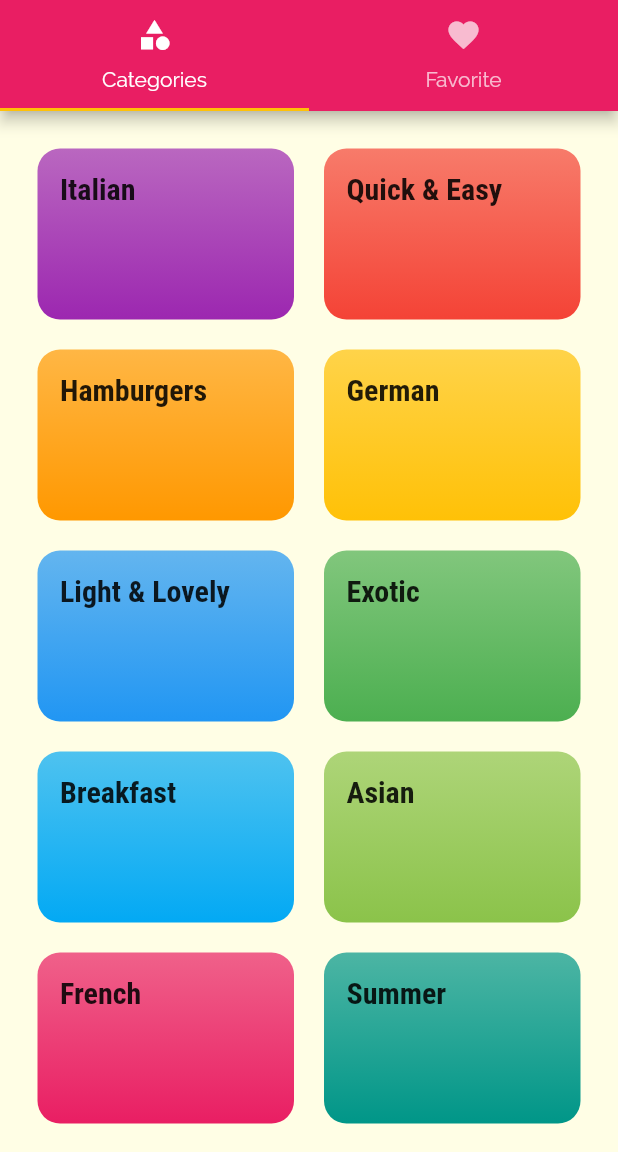
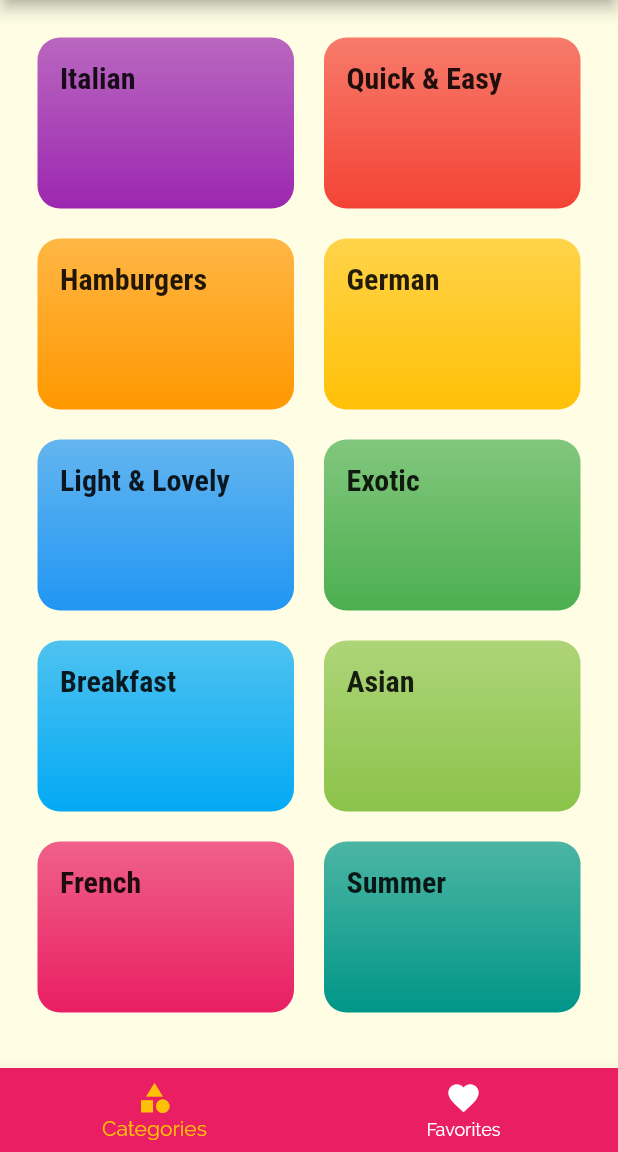
Before and after one commit to samridhav14/mealsapp, a Flutter app: the screen it shows after launch, on a phone screen of 412 x 824 dp, the part 84-1236 px from its top. Run offline on Flutter 3.47's test engine with Material 2 defaults, Android fonts, the phone set to English and light mode, and no system bars.

Commit message:
tabs shifting

```diff
--- a/lib/screens/tabs_screen.dart
+++ b/lib/screens/tabs_screen.dart
@@ -8,33 +8,72 @@ class TabsScreen extends StatefulWidget {
 }
 
 class _TabsScreenState extends State<TabsScreen> {
+  // we can use a list of map if we want more customization for example diff app bar for different creens
+  final List<Widget> _pages=[
+      CategoriesScreen(),
+      FavoritesScreen(),
+  ];
+   int _selectedPagedIndex=0;
+  void _selectPage(int index){
+      setState(() {
+        _selectedPagedIndex=index;
+      });
+  }
   @override
   Widget build(BuildContext context) {
-    // if we want to add tabs at the top after app bar we use defaulttab controller
-    return DefaultTabController(
-        length: 2,
-       // initialIndex: 0,
-        child: Scaffold(
+    // // if we want to add tabs at the top after app bar we use defaulttab controller
+    // return DefaultTabController(
+    //     length: 2,
+    //    //  initialIndex: 0,
+    //     child: Scaffold(
+    //       appBar: AppBar(
+    //         title: Text('Meals'),
+    //         bottom: TabBar(tabs: [
+    //           //list of tabs to show
+    //           Tab(
+    //             // icon of the tab with its name
+    //             icon: Icon(Icons.category),
+    //             text: 'Categories',
+    //           ),
+    //           Tab(
+    //             icon: Icon(Icons.favorite),
+    //             text: 'Favorite',
+    //           ),
+    //         ]),
+    //       ),
+    //       // now this helps us to determine what element we need to show for every tab
+    //       body: TabBarView(children: <Widget>[
+    //         CategoriesScreen(),
+    //         FavoritesScreen(),
+    //       ]),
+    //     ));
+    // if we want add tabs at the bottom of the app
+    return Scaffold(
       appBar: AppBar(
         title: Text('Meals'),
-            bottom: TabBar(tabs: [
-              //list of tabs to show
-              Tab(
-                // icon of the tab with its name
+      ),
+      body: _pages[_selectedPagedIndex],
+      bottomNavigationBar: BottomNavigationBar(
+        onTap: _selectPage,
+        backgroundColor: Theme.of(context).colorScheme.primary,
+        selectedItemColor: Theme.of(context).colorScheme.secondary,
+        unselectedItemColor: Colors.white,
+        // to change present and rest screen we can use selected index
+        currentIndex: _selectedPagedIndex,
+       // type: BottomNavigationBarType.shifting,
+        items: [
+          // there are two tabs we need to show
+          BottomNavigationBarItem(
+            backgroundColor: Theme.of(context).colorScheme.primary,
             icon: Icon(Icons.category),
-                text: 'Categories',
+            label: 'Categories',
             ),
-              Tab(
+          BottomNavigationBarItem(
+             backgroundColor: Theme.of(context).colorScheme.primary,
             icon: Icon(Icons.favorite),
-                text: 'Favorite',
+            label: 'Favorites',
             ),
         ]),
-          ),
-          // now this helps us to determine what element we need to show for every tab
-          body: TabBarView(children: <Widget>[
-            CategoriesScreen(),
-            FavoritesScreen(),
-          ]),
-        ));
+    );
   }
 }
```
Lines whose indentation alone changed are shown as unchanged.
